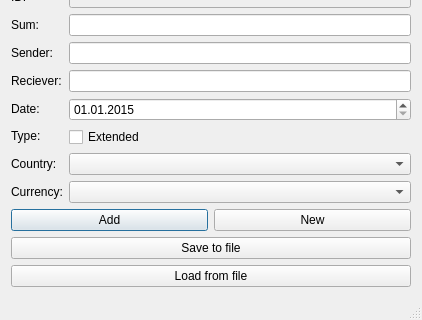
Before: the Qt Designer form lab1_ui/mainwindow.ui in swatSTEAM/labs, drawn with Qt 5; both pictures show x 0 to 422 and y 466 to 786 of the 422 by 786 pixel window.
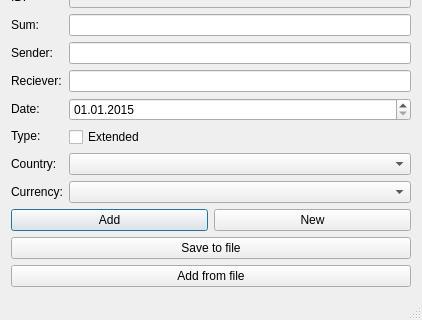
After: the same form once the commit is applied.

Diff of the .ui file:
```diff
--- a/lab1_ui/mainwindow.ui
+++ b/lab1_ui/mainwindow.ui
@@ -226,7 +226,7 @@
     <item>
      <widget class="QPushButton" name="pushButton_5">
       <property name="text">
-       <string>Load from file</string>
+       <string>Add from file</string>
       </property>
      </widget>
     </item>
```
Left out of the diff: 3 changed lines with no effect on the pictures.
